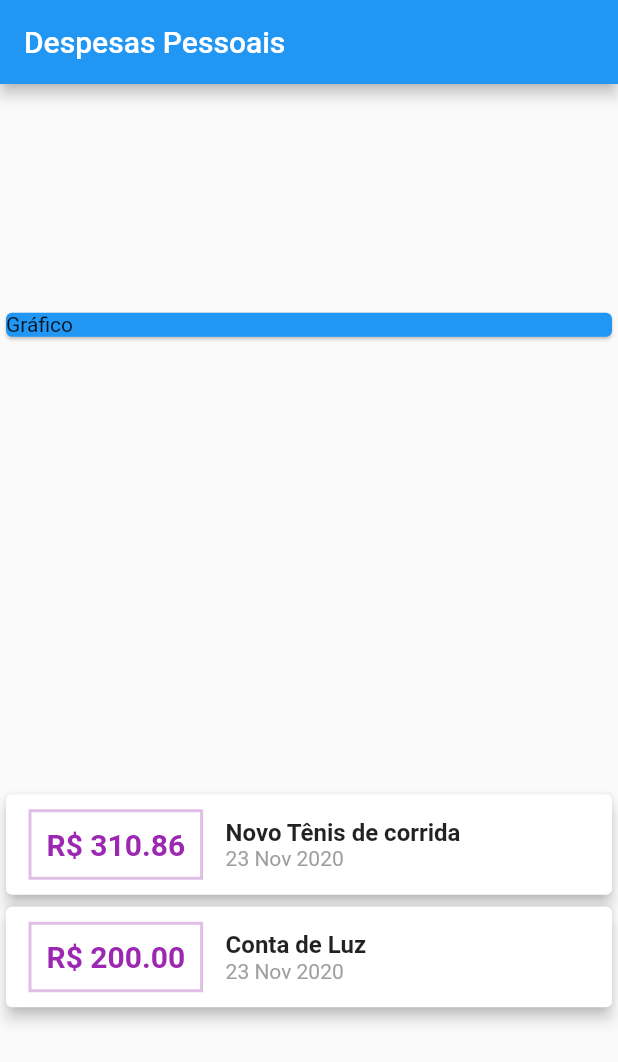
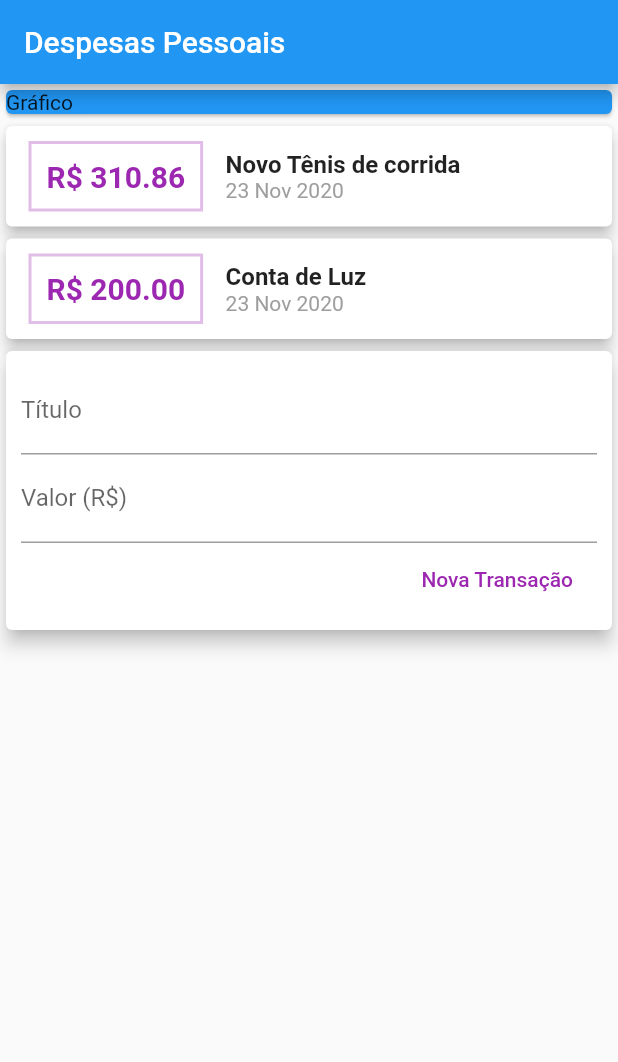
Before and after one commit to allansuru/expenses-app, a Flutter app: the screen it shows after launch, on a phone screen of 412 x 824 dp. Shown: the top 1062 px of the screen. Run offline on Flutter 3.47's test engine with Material 2 defaults, Android fonts, the phone set to English and light mode, and no system bars.

Commit message:
startando form

```diff
--- a/lib/main.dart
+++ b/lib/main.dart
@@ -12,6 +12,9 @@ class ExpensesApp extends StatelessWidget {
 }
 
 class MyHomePage extends StatelessWidget {
+  final titleController = TextEditingController();
+  final valueController = TextEditingController();
+
   final _transactions = [
     Transaction(
         id: 't1',
@@ -28,7 +31,6 @@ class MyHomePage extends StatelessWidget {
         title: Text('Despesas Pessoais'),
       ),
       body: Column(
-        mainAxisAlignment: MainAxisAlignment.spaceAround,
         crossAxisAlignment: CrossAxisAlignment.stretch,
         children: [
           Container(
@@ -75,6 +77,35 @@ class MyHomePage extends StatelessWidget {
                 elevation: 4,
               );
             }).toList(),
+          ),
+          Card(
+            elevation: 5,
+            child: Padding(
+              padding: const EdgeInsets.all(10),
+              child: Column(
+                children: [
+                  TextField(
+                    controller: titleController,
+                    decoration: InputDecoration(labelText: 'Título'),
+                  ),
+                  TextField(
+                    controller: valueController,
+                    decoration: InputDecoration(labelText: 'Valor (R\$)'),
+                  ),
+                  Row(
+                    mainAxisAlignment: MainAxisAlignment.end,
+                    children: [
+                      FlatButton(
+                          textColor: Colors.purple,
+                          onPressed: () {
+                            print(titleController.text);
+                          },
+                          child: Text('Nova Transação')),
+                    ],
+                  )
+                ],
+              ),
+            ),
           )
         ],
       ),
```
